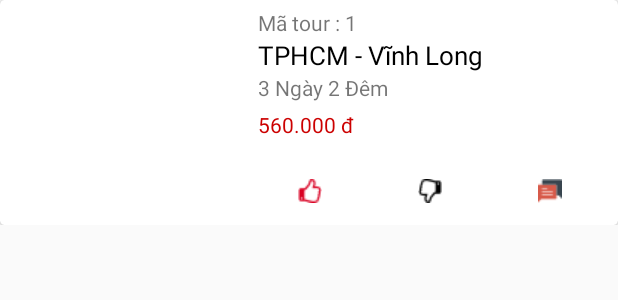
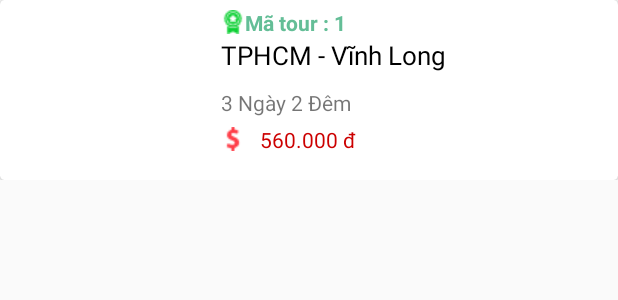
Before and after one commit to conghoangv624/Chuy-n-dd-nh-m-6, an Android app: the layout custom_tour.xml on its own in the app's theme, with its tools: preview values and no code run, on a phone screen of 412 x 824 dp. Shown: the top 300 px of the screen. Run offline under Robolectric (Android 15) with nearby library versions, the phone set to English and light mode, and no system bars.

Commit message:
up date lại giao diện màn hinh tour du lịch

```diff
--- a/Code Project/DuLichDoDay/app/src/main/AndroidManifest.xml
+++ b/Code Project/DuLichDoDay/app/src/main/AndroidManifest.xml
@@ -9,6 +9,11 @@
         android:roundIcon="@mipmap/ic_launcher_round"
         android:supportsRtl="true"
         android:theme="@style/AppTheme">
+
+        <meta-data
+            android:name="com.google.android.geo.API_KEY"
+            android:value="@string/key_map" />
+
         <activity
             android:name=".MainLayoutActivity"
             android:label="@string/app_name">
--- a/Code Project/DuLichDoDay/app/src/main/java/com/example/group6/dulichdoday/ManagerTourActivity.java
+++ b/Code Project/DuLichDoDay/app/src/main/java/com/example/group6/dulichdoday/ManagerTourActivity.java
@@ -4,6 +4,7 @@ import android.support.v7.app.AppCompatActivity;
 import android.os.Bundle;
 import android.support.v7.widget.LinearLayoutManager;
 import android.support.v7.widget.RecyclerView;
+
 import com.example.group6.dulichdoday.Models.Tour;
 import com.example.group6.dulichdoday.Adapter.AdapterTour;
 
--- a/Code Project/DuLichDoDay/app/src/main/java/com/example/group6/dulichdoday/TourFragment.java
+++ b/Code Project/DuLichDoDay/app/src/main/java/com/example/group6/dulichdoday/TourFragment.java
@@ -25,11 +25,6 @@ import java.util.ArrayList;
 
 /**
  * A simple {@link Fragment} subclass.
- * Activities that contain this fragment must implement the
- * {@link TourFragment.OnFragmentInteractionListener} interface
- * to handle interaction events.
- * Use the {@link TourFragment#newInstance} factory method to
- * create an instance of this fragment.
  */
 public class TourFragment extends Fragment {
 
--- a/Code Project/DuLichDoDay/app/src/main/res/layout/custom_tour.xml
+++ b/Code Project/DuLichDoDay/app/src/main/res/layout/custom_tour.xml
@@ -19,12 +19,13 @@
             <LinearLayout
                 android:layout_width="0dp"
                 android:layout_height="match_parent"
-                android:layout_weight="1.3">
+                android:layout_weight="1"
+                android:gravity="center">
 
                 <ImageView
                     android:id="@+id/img_tour"
-                    android:layout_width="150dp"
-                    android:layout_height="150dp"/>
+                    android:layout_width="120dp"
+                    android:layout_height="120dp"/>
 
             </LinearLayout>
 
@@ -40,6 +41,9 @@
                     android:id="@+id/tv_code_tour"
                     android:layout_width="wrap_content"
                     android:layout_height="wrap_content"
+                    android:textStyle="bold"
+                    android:textColor="@color/color_main"
+                    android:drawableLeft="@drawable/ic_star"
                     android:text="Mã tour : 1"/>
 
                 <TextView
@@ -52,73 +56,20 @@
 
                 <TextView
                     android:id="@+id/tv_discip_tour"
+                    android:layout_marginTop="10dp"
                     android:layout_width="wrap_content"
                     android:layout_height="wrap_content"
                     android:text="3 Ngày 2 Đêm"/>
 
                 <TextView
                     android:id="@+id/tv_price_tour"
+                    android:drawableLeft="@drawable/money"
+                    android:drawablePadding="10dp"
                     android:layout_width="wrap_content"
                     android:layout_height="wrap_content"
                     android:layout_marginTop="5dp"
                     android:textColor="@android:color/holo_red_dark"
                     android:text="560.000 đ"/>
-
-                <LinearLayout
-                    android:layout_width="match_parent"
-                    android:layout_height="wrap_content"
-                    android:layout_marginTop="25dp"
-                    android:orientation="horizontal">
-
-                    <LinearLayout
-                        style="@style/customhome_product_widget">
-
-                        <CheckBox
-                            android:id="@+id/cbx_like"
-                            android:layout_width="wrap_content"
-                            android:layout_height="wrap_content"
-                            android:button="@drawable/cbx_like"/>
-                        <TextView
-                            android:id="@+id/tv_number_like"
-                            android:layout_width="wrap_content"
-                            android:layout_height="wrap_content"
-                            android:layout_marginLeft="10dp"/>
-
-                    </LinearLayout>
-
-                    <LinearLayout
-                        style="@style/customhome_product_widget">
-
-                        <CheckBox
-                            android:id="@+id/cbx_unlike"
-                            android:layout_width="wrap_content"
-                            android:layout_height="wrap_content"
-                            android:button="@drawable/cbx_unlike"/>
-                        <TextView
-                            android:id="@+id/tv_number_unlike"
-                            android:layout_width="wrap_content"
-                            android:layout_height="wrap_content"
-                            android:layout_marginLeft="10dp"/>
-                    </LinearLayout>
-
-                    <LinearLayout
-                        style="@style/customhome_product_widget">
-
-                        <ImageView
-                            android:id="@+id/cbx_comment"
-                            android:layout_width="wrap_content"
-                            android:layout_height="wrap_content"
-                            android:src="@drawable/ic_chat"/>
-                        <TextView
-                            android:id="@+id/tv_number_comment"
-                            android:layout_width="wrap_content"
-                            android:layout_height="wrap_content"
-                            android:layout_marginLeft="10dp"/>
-                    </LinearLayout>
-
-
-                </LinearLayout>
-
 
             </LinearLayout>
 
--- a/Code Project/DuLichDoDay/app/src/main/res/values/strings.xml
+++ b/Code Project/DuLichDoDay/app/src/main/res/values/strings.xml
@@ -1,5 +1,6 @@
 <resources>
-    <string name="app_name">DuLichDoDay</string>
+    <string name="key_map"> AIzaSyBuYrVlonqcGwPvZDHLVAk7rAuM6Sr_kfw </string>
+    <string name="app_name">TravelLocation</string>
     <string name="title_home">Home</string>
     <string name="title_new">New</string>
     <string name="title_tour">Tour</string>
```
Also changed, not shown: Code Project/DuLichDoDay/app/src/main/java/com/example/group6/dulichdoday/DetailTourActivity.java (+18 -0 lines), Code Project/DuLichDoDay/app/src/main/res/layout/dialog_accept.xml (added, +60 -0 lines), Code Project/DuLichDoDay/app/src/main/res/layout/fragment_south_tab.xml (deleted, +0 -20 lines), Code Project/DuLichDoDay/app/src/main/res/drawable/ic_cook.png (added), Code Project/DuLichDoDay/app/src/main/res/drawable/ic_name_home.png (added), Code Project/DuLichDoDay/app/src/main/res/drawable/ic_star.png (added), Code Project/DuLichDoDay/app/src/main/res/drawable/money.png (added).
